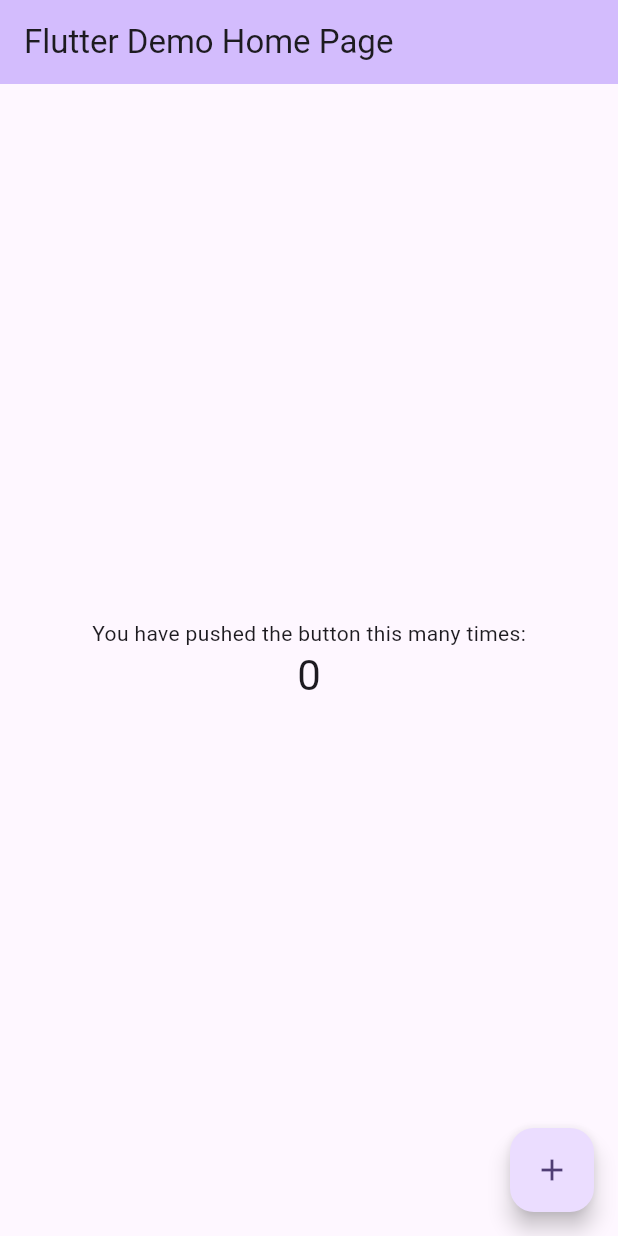
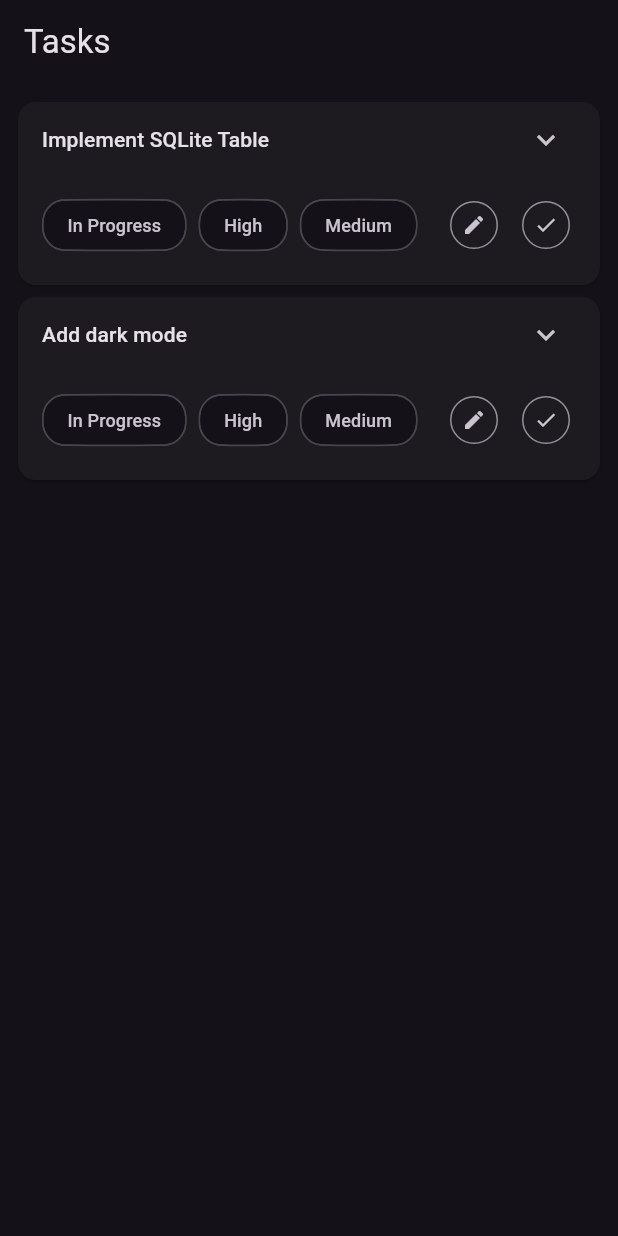
Before and after one commit to IcosagonZ/TaskZynk, a Flutter app: the screen it shows after launch, on a phone screen of 412 x 824 dp. Run offline on Flutter 3.47's test engine with Material 3 defaults, Android fonts, the phone set to English and light mode, and no system bars.

Commit message:
Added task cards

```diff
--- /dev/null
+++ b/lib/components/cards/task.dart
@@ -0,0 +1,188 @@
+import 'package:flutter/material.dart';
+
+// Data libraries
+import '../../data/models/task.dart';
+
+// Data dictionaries for resolvers
+Map<int, List> priorityMap = {
+  0 : ["High", Colors.red],
+  1 : ["Medium", Colors.yellow],
+  2 : ["Low", Colors.green],
+};
+
+const Map<int, List> sizeMap = {
+  0 : ["Small", Colors.red],
+  1 : ["Medium", Colors.yellow],
+  2 : ["Large", Colors.green],
+};
+
+class TaskCard extends StatelessWidget
+{
+  // External data
+  final TaskData data;
+  final bool editable;
+
+  const TaskCard(
+    {
+      Key? key,
+      required this.data,
+      required this.editable,
+    }
+  ):super(key:key);
+
+  @override
+  Widget build(BuildContext context)
+  {
+    final text_theme = Theme.of(context).textTheme;
+    final style_titlesmall = text_theme.titleSmall;
+
+    // Controllers
+    TextEditingController titleController = TextEditingController(text: data.title);
+    TextEditingController subtitleController = TextEditingController(text: data.description);
+
+    const InputDecoration textfieldDecoration = InputDecoration(
+      isDense: true,
+      border: InputBorder.none
+    );
+
+    // Chip generator
+    List<Widget> getChips()
+    {
+      List<Widget> chipList = [];
+
+      // Progress chip
+      chipList.add(
+        Tooltip(
+          message: "Status",
+          child: Chip(
+            label: Text(data.status),
+            shape: RoundedSuperellipseBorder(
+              borderRadius: BorderRadius.all(Radius.circular(16)),
+            ),
+            labelStyle: TextStyle(
+              fontSize: 12
+            ),
+          ),
+        )
+      );
+
+      // Priority chip
+      final priorityMapResult = priorityMap[data.priority];
+      if(priorityMapResult!=null)
+      {
+        chipList.add(
+          Tooltip(
+            message: "Priority",
+            child: Chip(
+              label: Text(priorityMapResult[0]),
+              shape: RoundedSuperellipseBorder(
+                borderRadius: BorderRadius.all(Radius.circular(16)),
+              ),
+              labelStyle: TextStyle(
+                fontSize: 12
+              ),
+            ),
+          )
+        );
+      }
+
+      // Size chip
+      final sizeMapResult = sizeMap[data.size];
+      if(sizeMapResult!=null)
+      {
+        chipList.add(
+          Tooltip(
+            message: "Size",
+            child: Chip(
+              label: Text(sizeMapResult[0]),
+              shape: RoundedSuperellipseBorder(
+                borderRadius: BorderRadius.all(Radius.circular(16)),
+              ),
+              labelStyle: TextStyle(
+                fontSize: 12
+              ),
+            ),
+          )
+        );
+      }
+
+      return chipList;
+    }
+
+    return Card(
+      child: Padding(
+        padding: EdgeInsetsGeometry.all(0),
+        child: Column(
+          crossAxisAlignment: CrossAxisAlignment.start,
+
+          children: [
+            ExpansionTile(
+              title: TextField(
+                controller: titleController,
+                style: style_titlesmall,
+                decoration: textfieldDecoration,
+                readOnly: !editable,
+              ),
+
+              expandedCrossAxisAlignment: CrossAxisAlignment.stretch,
+              childrenPadding: EdgeInsets.all(16),
+
+              shape: Border(),
+              dense: true,
+
+              children: [
+                TextField(
+                  controller: subtitleController,
+                  style: style_titlesmall,
+                  decoration: textfieldDecoration,
+                  readOnly: !editable,
+                )
+              ],
+            ),
+
+            SizedBox(height: 8),
+
+            Row(
+              children: [
+                SizedBox(width: 16),
+                // Chips
+                Expanded(
+                  child: Wrap(
+                    spacing: 8,
+                    runSpacing: 8,
+                    children: [
+                      ...getChips(),
+                    ],
+                  ),
+                ),
+                // Action icons
+                IconButton.outlined(
+                  icon: Icon(Icons.edit),
+                  tooltip: "Edit",
+                  iconSize: 16,
+                  onPressed: (){
+                    print("Edit pressed");
+                  },
+                  visualDensity: VisualDensity.compact,
+                ),
+                SizedBox(width: 8),
+                IconButton.outlined(
+                  icon: Icon(Icons.check),
+                  tooltip: "Task done",
+                  iconSize: 16,
+                  onPressed: (){
+                    print("Check pressed");
+                  },
+                  visualDensity: VisualDensity.compact,
+                ),
+                SizedBox(width: 16)
+              ],
+            ),
+
+            SizedBox(height: 16),
+          ],
+        )
+      )
+    );
+  }
+}
--- /dev/null
+++ b/lib/data/models/comment.dart
@@ -0,0 +1,11 @@
+class CommentData
+{
+  int id;
+  int? parentID;
+
+  String comment;
+
+  DateTime dateTime;
+
+  CommentData(this.id, this.parentID, this.comment, this.dateTime);
+}
--- /dev/null
+++ b/lib/data/models/task.dart
@@ -0,0 +1,25 @@
+import 'comment.dart';
+
+class TaskData
+{
+  int id;
+  int? parentID;
+
+  String title;
+  String description;
+  String status;
+
+  int priority;
+  int size;
+
+  int subtasksDone;
+  int subtasksTotal;
+
+  List<CommentData> comments;
+  List<String> tags;
+
+  DateTime? startDateTime;
+  DateTime? endDateTime;
+
+  TaskData(this.id, this.parentID, this.title, this.description, this.status, this.priority, this.size, this.subtasksDone, this.subtasksTotal, this.comments, this.tags, this.startDateTime, this.endDateTime);
+}
--- a/lib/main.dart
+++ b/lib/main.dart
@@ -1,122 +1,27 @@
 import 'package:flutter/material.dart';
 
-void main() {
-  runApp(const MyApp());
+// Pages
+import 'pages/home.dart';
+import 'pages/task.dart';
+
+void main()
+{
+  runApp(const TaskZynkApp());
 }
 
-class MyApp extends StatelessWidget {
-  const MyApp({super.key});
+class TaskZynkApp extends StatelessWidget
+{
+  const TaskZynkApp({super.key});
 
-  // This widget is the root of your application.
   @override
-  Widget build(BuildContext context) {
-    return MaterialApp(
-      title: 'Flutter Demo',
-      theme: ThemeData(
-        // This is the theme of your application.
-        //
-        // TRY THIS: Try running your application with "flutter run". You'll see
-        // the application has a purple toolbar. Then, without quitting the app,
-        // try changing the seedColor in the colorScheme below to Colors.green
-        // and then invoke "hot reload" (save your changes or press the "hot
-        // reload" button in a Flutter-supported IDE, or press "r" if you used
-        // the command line to start the app).
-        //
-        // Notice that the counter didn't reset back to zero; the application
-        // state is not lost during the reload. To reset the state, use hot
-        // restart instead.
-        //
-        // This works for code too, not just values: Most code changes can be
-        // tested with just a hot reload.
-        colorScheme: .fromSeed(seedColor: Colors.deepPurple),
-      ),
-      home: const MyHomePage(title: 'Flutter Demo Home Page'),
+  Widget build(BuildContext context)
+  {
+    return MaterialApp
+    (
+      title: 'TaskZynk',
+      theme: ThemeData.dark(),
+      home: const TaskPage(),
+      debugShowCheckedModeBanner: false,
     );
   }
 }
-
-class MyHomePage extends StatefulWidget {
-  const MyHomePage({super.key, required this.title});
-
-  // This widget is the home page of your application. It is stateful, meaning
-  // that it has a State object (defined below) that contains fields that affect
-  // how it looks.
-
-  // This class is the configuration for the state. It holds the values (in this
-  // case the title) provided by the parent (in this case the App widget) and
-  // used by the build method of the State. Fields in a Widget subclass are
-  // always marked "final".
-
-  final String title;
-
-  @override
-  State<MyHomePage> createState() => _MyHomePageState();
-}
-
-class _MyHomePageState extends State<MyHomePage> {
-  int _counter = 0;
-
-  void _incrementCounter() {
-    setState(() {
-      // This call to setState tells the Flutter framework that something has
-      // changed in this State, which causes it to rerun the build method below
-      // so that the display can reflect the updated values. If we changed
-      // _counter without calling setState(), then the build method would not be
-      // called again, and so nothing would appear to happen.
-      _counter++;
-    });
-  }
-
-  @override
-  Widget build(BuildContext context) {
-    // This method is rerun every time setState is called, for instance as done
-    // by the _incrementCounter method above.
-    //
-    // The Flutter framework has been optimized to make rerunning build methods
-    // fast, so that you can just rebuild anything that needs updating rather
-    // than having to individually change instances of widgets.
-    return Scaffold(
-      appBar: AppBar(
-        // TRY THIS: Try changing the color here to a specific color (to
-        // Colors.amber, perhaps?) and trigger a hot reload to see the AppBar
-        // change color while the other colors stay the same.
-        backgroundColor: Theme.of(context).colorScheme.inversePrimary,
-        // Here we take the value from the MyHomePage object that was created by
-        // the App.build method, and use it to set our appbar title.
-        title: Text(widget.title),
-      ),
-      body: Center(
-        // Center is a layout widget. It takes a single child and positions it
-        // in the middle of the parent.
-        child: Column(
-          // Column is also a layout widget. It takes a list of children and
-          // arranges them vertically. By default, it sizes itself to fit its
-          // children horizontally, and tries to be as tall as its parent.
-          //
-          // Column has various properties to control how it sizes itself and
-          // how it positions its children. Here we use mainAxisAlignment to
-          // center the children vertically; the main axis here is the vertical
-          // axis because Columns are vertical (the cross axis would be
-          // horizontal).
-          //
-          // TRY THIS: Invoke "debug painting" (choose the "Toggle Debug Paint"
-          // action in the IDE, or press "p" in the console), to see the
-          // wireframe for each widget.
-          mainAxisAlignment: .center,
-          children: [
-            const Text('You have pushed the button this many times:'),
-            Text(
-              '$_counter',
-              style: Theme.of(context).textTheme.headlineMedium,
-            ),
-          ],
-        ),
-      ),
-      floatingActionButton: FloatingActionButton(
-        onPressed: _incrementCounter,
-        tooltip: 'Increment',
-        child: const Icon(Icons.add),
-      ),
-    );
-  }
-}
--- /dev/null
+++ b/lib/pages/backlog.dart
@@ -0,0 +1,48 @@
+import 'package:flutter/material.dart';
+
+class BacklogPage extends StatefulWidget
+{
+  const BacklogPage({super.key});
+
+
+  @override
+  State<BacklogPage> createState() => _BacklogPageState();
+}
+
+class _BacklogPageState extends State<BacklogPage>
+{
+
+  @override
+  Widget build(BuildContext context)
+  {
+    return Scaffold
+    (
+      appBar: AppBar
+      (
+        title: Text("Backlog"),
+      ),
+     body: Center
+     (
+       child: Column
+       (
+        mainAxisAlignment: .center,
+        children: [
+          Expanded(
+            child: Row(
+              children: [
+                Expanded(
+                  child: ListView(
+                    children: [
+                      Text("boo")
+                    ],
+                  )
+                )
+              ],
+            ),
+          )
+        ],
+       ),
+     ),
+    );
+  }
+}
--- /dev/null
+++ b/lib/pages/empty.dart
@@ -0,0 +1,36 @@
+import 'package:flutter/material.dart';
+
+class EmptyPage extends StatefulWidget
+{
+  const EmptyPage({super.key});
+
+
+  @override
+  State<EmptyPage> createState() => _EmptyPageState();
+}
+
+class _EmptyPageState extends State<EmptyPage>
+{
+
+  @override
+  Widget build(BuildContext context)
+  {
+    return Scaffold
+    (
+      appBar: AppBar
+      (
+        title: Text("Empty"),
+      ),
+     body: Center
+     (
+       child: Column
+       (
+         mainAxisAlignment: .center,
+        children: [
+          Text("Welcome to TaskZynk"),
+        ],
+       ),
+     ),
+    );
+  }
+}
--- /dev/null
+++ b/lib/pages/home.dart
@@ -0,0 +1,36 @@
+import 'package:flutter/material.dart';
+
+class HomePage extends StatefulWidget
+{
+  const HomePage({super.key});
+
+
+  @override
+  State<HomePage> createState() => _HomePageState();
+}
+
+class _HomePageState extends State<HomePage>
+{
+
+  @override
+  Widget build(BuildContext context)
+  {
+    return Scaffold
+    (
+      appBar: AppBar
+      (
+        title: Text("Home"),
+      ),
+      body: Center
+      (
+        child: Column
+        (
+          mainAxisAlignment: .center,
+         children: [
+           Text("Welcome to TaskZynk"),
+         ],
+        ),
+      ),
+    );
+  }
+}
--- /dev/null
+++ b/lib/pages/task.dart
@@ -0,0 +1,55 @@
+import 'package:flutter/material.dart';
+
+// UI libraries
+import '../components/cards/task.dart';
+
+// Data libraries
+import '../data/models/task.dart';
+
+
+class TaskPage extends StatefulWidget
+{
+  const TaskPage({super.key});
+
+  @override
+  State<TaskPage> createState() => _TaskPageState();
+}
+
+class _TaskPageState extends State<TaskPage>
+{
+  List<TaskData> task_list = [
+    TaskData(1, null, "Implement SQLite Table", "Implement SQLite database to store tasks and stuff", "In Progress", 0, 1, 0, 0, [], [], DateTime.now(), null),
+    TaskData(1, null, "Add dark mode", "Add option to change themes", "In Progress", 0, 1, 0, 0, [], [], DateTime.now(), null),
+  ];
+
+  @override
+  Widget build(BuildContext context)
+  {
+    return Scaffold
+    (
+      appBar: AppBar
+      (
+        title: Text("Tasks"),
+      ),
+      body: ListView
+      (
+        children: [
+          Padding(
+            padding: EdgeInsetsGeometry.all(8),
+            child: Column
+            (
+              mainAxisSize: MainAxisSize.max,
+              crossAxisAlignment: CrossAxisAlignment.stretch,
+              children: List.generate(task_list.length, (index){
+                return TaskCard(
+                  data: task_list[index],
+                  editable: false,
+                );
+              }),
+            ),
+          )
+        ]
+      ),
+    );
+  }
+}
```
Also changed, not shown: lib/pages/settings.dart (added).
